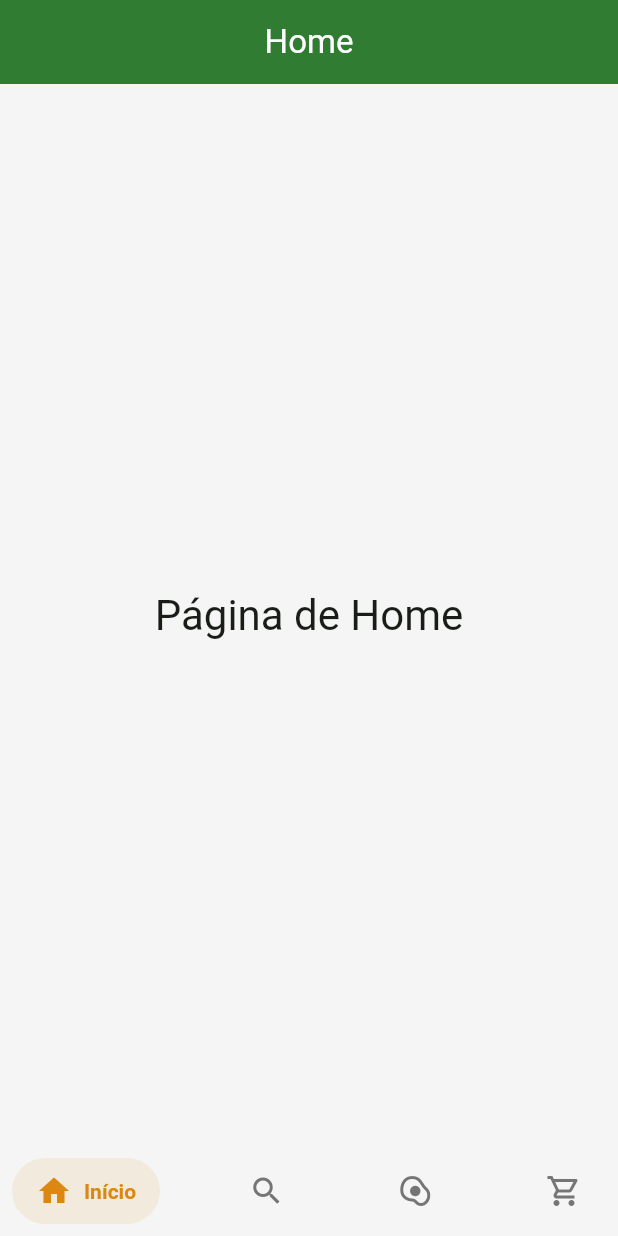
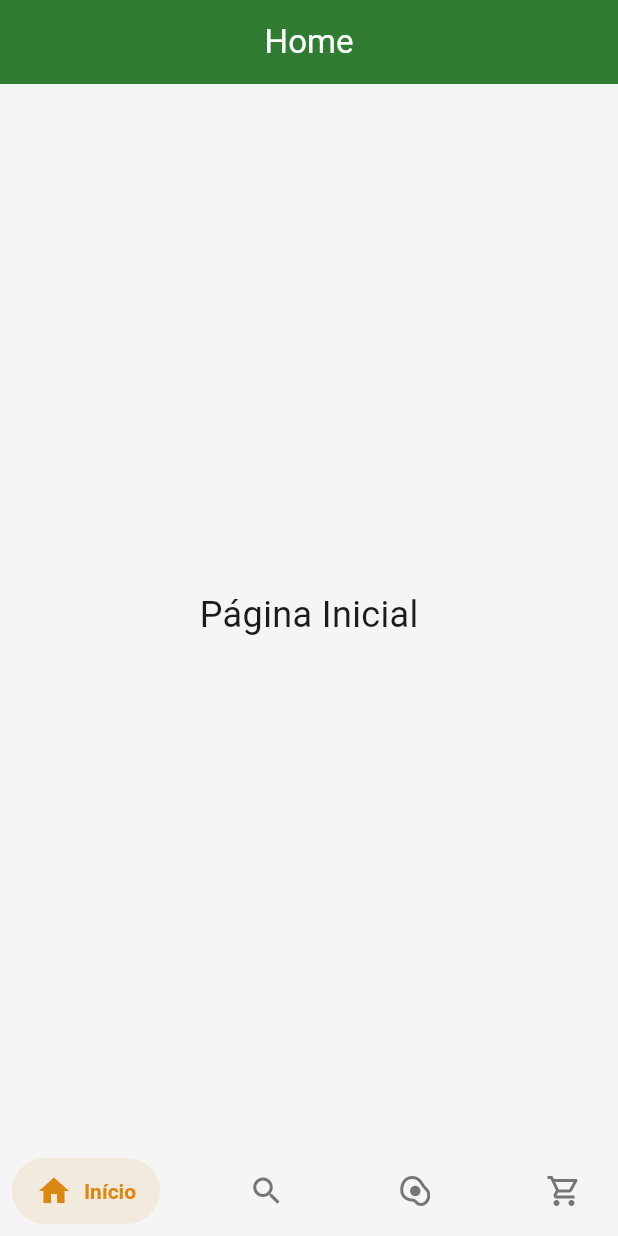
Before and after one commit to GitAquino/flutter_application, a Flutter app: the screen it shows after launch, on a phone screen of 412 x 824 dp. Run offline on Flutter 3.47's test engine with Material 3 defaults, Android fonts, the phone set to English and light mode, and no system bars; drawn by our look-alikes of salomon_bottom_bar; our stand-ins replace go_router.

Commit message:
v1.0.2 - Criada as classes de cada tela

```diff
--- a/lib/app/core/app_router.dart
+++ b/lib/app/core/app_router.dart
@@ -1,23 +1,26 @@
-// lib/app/core/app_router.dart (VERSÃO CORRIGIDA)
+// lib/app/core/app_router.dart (VERSÃO FINAL E LIMPA)
 
 import 'package:flutter/material.dart';
 import 'package:go_router/go_router.dart';
 
-// CORREÇÃO: Remova a importação da HomePage que não existe.
-// import 'package:flutter_application/modules/home/presenter/home_page.dart';
+// Usando imports relativos para evitar problemas com o nome do pacote.
+// O caminho ../../ sobe de 'core' para 'app', e de 'app' para 'lib'.
+import '../../modules/home/presenter/home_page.dart';
+import '../../modules/search/presenter/search_page.dart';
+import '../../modules/food/presenter/food_page.dart';
+import '../../modules/shop/presenter/shop_page.dart';
 
-// Agora só precisamos importar as páginas que realmente existem.
-import '../pages/placeholder_page.dart';
 import '../widgets/scaffold_with_nav_bar.dart';
 
+// Chaves de navegação com os nomes corretos e consistentes.
 final _rootNavigatorKey = GlobalKey<NavigatorState>();
 final _shellNavigatorKeyHome = GlobalKey<NavigatorState>(debugLabel: 'shellHome');
-final _shellNavigatorKeyAlimentos = GlobalKey<NavigatorState>(debugLabel: 'shellAlimentos');
-final _shellNavigatorKeyOrders = GlobalKey<NavigatorState>(debugLabel: 'shellOrders');
+final _shellNavigatorKeySearch = GlobalKey<NavigatorState>(debugLabel: 'shellSearch');
+final _shellNavigatorKeyFood = GlobalKey<NavigatorState>(debugLabel: 'shellFood');
 final _shellNavigatorKeyShop = GlobalKey<NavigatorState>(debugLabel: 'shellShop');
 
 final appRouter = GoRouter(
-  initialLocation: '/home', // A rota inicial continua sendo /home
+  initialLocation: '/home',
   navigatorKey: _rootNavigatorKey,
 
   routes: [
@@ -31,45 +34,33 @@ final appRouter = GoRouter(
         StatefulShellBranch(
           navigatorKey: _shellNavigatorKeyHome,
           routes: [
-            GoRoute(
-              path: '/home',
-              // CORREÇÃO: Use a PlaceholderPage para a aba Home também.
-              builder: (context, state) => const PlaceholderPage(title: 'Home'),
-            ),
+            GoRoute(path: '/home', builder: (context, state) => const HomePage()),
           ],
         ),
 
-
-        // Branch 2: Pedidos
+        // Branch 2: Busca
         StatefulShellBranch(
-          navigatorKey: _shellNavigatorKeyOrders,
+          navigatorKey: _shellNavigatorKeySearch,
           routes: [
-            GoRoute(
-              path: '/orders',
-              builder: (context, state) => const PlaceholderPage(title: 'Pedidos'),
-            ),
+            GoRoute(path: '/search', builder: (context, state) => const SearchPage()),
           ],
         ),
 
-        // Branch 3: Alimentos
+        // Branch 3: Food
         StatefulShellBranch(
-          navigatorKey: _shellNavigatorKeyAlimentos,
+          navigatorKey: _shellNavigatorKeyFood, // Usando a chave correta
           routes: [
-            GoRoute(
-              path: '/alimentos',
-              builder: (context, state) => const PlaceholderPage(title: 'Alimentos'),
-            ),
+            // O path é '/food' e o builder usa a FoodPage
+            GoRoute(path: '/food', builder: (context, state) => const FoodPage()),
           ],
         ),
 
-        // Branch 4: Compras
+        // Branch 4: Shop
         StatefulShellBranch(
-          navigatorKey: _shellNavigatorKeyShop,
+          navigatorKey: _shellNavigatorKeyShop, // Usando a chave correta
           routes: [
-            GoRoute(
-              path: '/shop',
-              builder: (context, state) => const PlaceholderPage(title: 'Shop'),
-            ),
+            // O path é '/shop' e o builder usa a ShopPage
+            GoRoute(path: '/shop', builder: (context, state) => const ShopPage()),
           ],
         ),
       ],
--- /dev/null
+++ b/lib/modules/home/presenter/home_page.dart
@@ -0,0 +1,22 @@
+// lib/modules/home/presenter/home_page.dart
+
+import 'package:flutter/material.dart';
+
+class HomePage extends StatelessWidget {
+  const HomePage({super.key});
+
+  @override
+  Widget build(BuildContext context) {
+    return Scaffold(
+      appBar: AppBar(
+        title: const Text('Home'), // A barra de título da página
+      ),
+      body: const Center( // O corpo da página
+        child: Text(
+          'Página Inicial',
+          style: TextStyle(fontSize: 24),
+        ),
+      ),
+    );
+  }
+}
--- a/pubspec.yaml
+++ b/pubspec.yaml
@@ -1,4 +1,4 @@
-name: flutter_application_1
+name: flutter_application
 description: "A new Flutter project."
 # The following line prevents the package from being accidentally published to
 # pub.dev using `flutter pub publish`. This is preferred for private packages.
```
Also changed, not shown: lib/modules/food/presenter/food_page.dart (added, +22 -0 lines), lib/modules/search/presenter/search_page.dart (added, +25 -0 lines), lib/modules/shop/presenter/shop_page.dart (added, +22 -0 lines).
